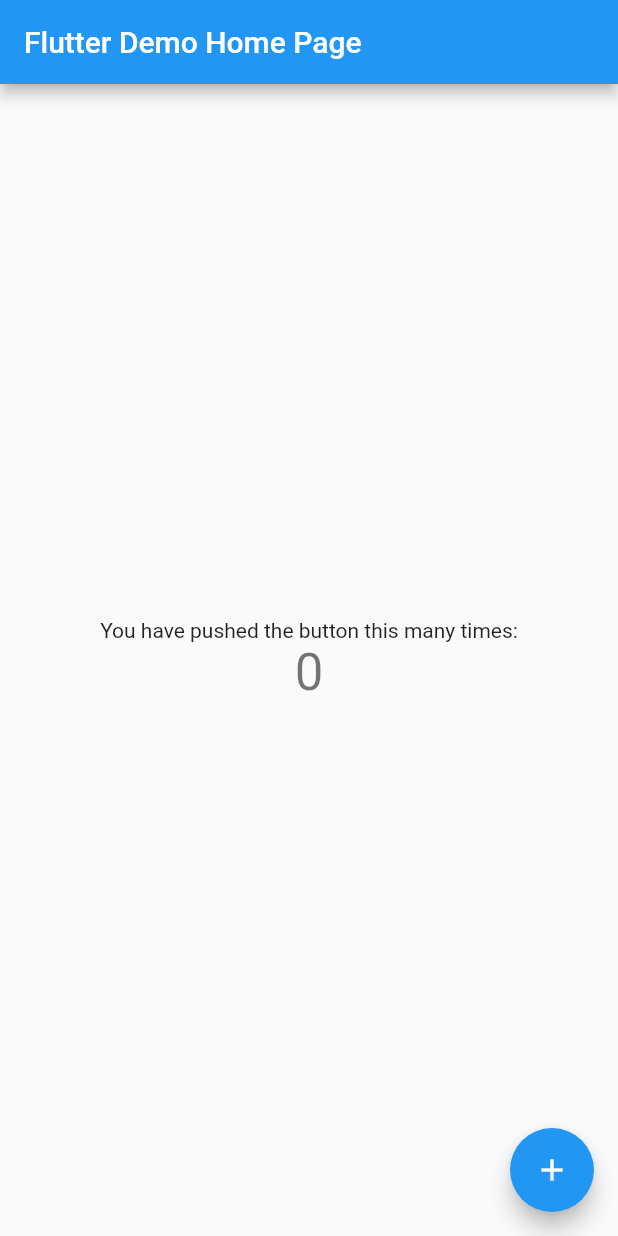
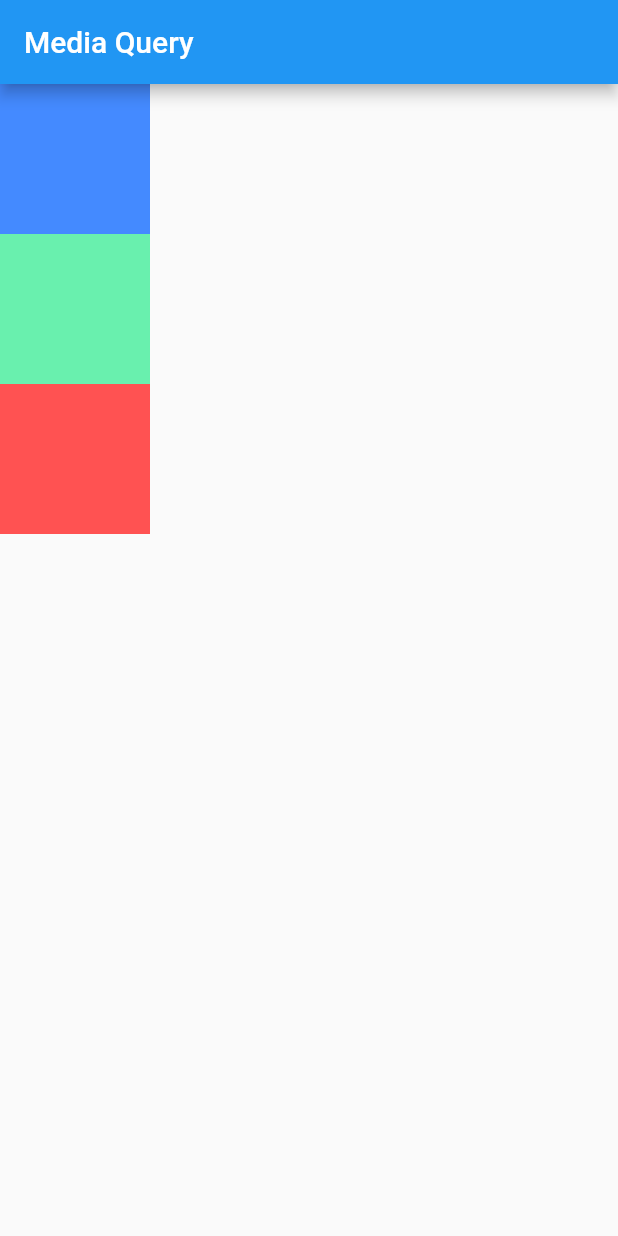
Before and after one commit to mumuhkustino/ngoding_flutter, a Flutter app: the screen it shows after launch, on a phone screen of 412 x 824 dp. Run offline on Flutter 3.47's test engine with Material 2 defaults, Android fonts, the phone set to English and light mode, and no system bars.

Commit message:
Create Media Query
Menambahkan Media Query

```diff
--- a/lib/main.dart
+++ b/lib/main.dart
@@ -2,110 +2,47 @@ import 'package:flutter/material.dart';
 
 void main() => runApp(MyApp());
 
-class MyApp extends StatelessWidget {
-  // This widget is the root of your application.
+class MyApp extends StatefulWidget {
+  @override
+  _MyAppState createState() => _MyAppState();
+}
+
+class _MyAppState extends State<MyApp> {
   @override
   Widget build(BuildContext context) {
     return MaterialApp(
-      title: 'Flutter Demo',
-      theme: ThemeData(
-        // This is the theme of your application.
-        //
-        // Try running your application with "flutter run". You'll see the
-        // application has a blue toolbar. Then, without quitting the app, try
-        // changing the primarySwatch below to Colors.green and then invoke
-        // "hot reload" (press "r" in the console where you ran "flutter run",
-        // or simply save your changes to "hot reload" in a Flutter IDE).
-        // Notice that the counter didn't reset back to zero; the application
-        // is not restarted.
-        primarySwatch: Colors.blue,
-      ),
-      home: MyHomePage(title: 'Flutter Demo Home Page'),
+      home: MainPage(),
     );
   }
 }
 
-class MyHomePage extends StatefulWidget {
-  MyHomePage({Key key, this.title}) : super(key: key);
-
-  // This widget is the home page of your application. It is stateful, meaning
-  // that it has a State object (defined below) that contains fields that affect
-  // how it looks.
-
-  // This class is the configuration for the state. It holds the values (in this
-  // case the title) provided by the parent (in this case the App widget) and
-  // used by the build method of the State. Fields in a Widget subclass are
-  // always marked "final".
-
-  final String title;
-
+class MainPage extends StatelessWidget {
   @override
-  _MyHomePageState createState() => _MyHomePageState();
-}
-
-class _MyHomePageState extends State<MyHomePage> {
-  int _counter = 0;
-
-  void _incrementCounter() {
-    setState(() {
-      // This call to setState tells the Flutter framework that something has
-      // changed in this State, which causes it to rerun the build method below
-      // so that the display can reflect the updated values. If we changed
-      // _counter without calling setState(), then the build method would not be
-      // called again, and so nothing would appear to happen.
-      _counter++;
-    });
+  Widget build(BuildContext context) {
+    return Scaffold(
+        appBar: AppBar(
+          title: Text("Media Query"),
+        ),
+        body: (MediaQuery.of(context).orientation == Orientation.portrait)
+            ? Column(
+                children: generateContainers(),
+              )
+            : Row(children: generateContainers()));
   }
 
-  @override
-  Widget build(BuildContext context) {
-    // This method is rerun every time setState is called, for instance as done
-    // by the _incrementCounter method above.
-    //
-    // The Flutter framework has been optimized to make rerunning build methods
-    // fast, so that you can just rebuild anything that needs updating rather
-    // than having to individually change instances of widgets.
-    return Scaffold(
-      appBar: AppBar(
-        // Here we take the value from the MyHomePage object that was created by
-        // the App.build method, and use it to set our appbar title.
-        title: Text(widget.title),
+  List<Widget> generateContainers() {
+    return <Widget>[
+      Container(
+        color: Colors.blueAccent,
+        width: 100,
+        height: 100,
       ),
-      body: Center(
-        // Center is a layout widget. It takes a single child and positions it
-        // in the middle of the parent.
-        child: Column(
-          // Column is also a layout widget. It takes a list of children and
-          // arranges them vertically. By default, it sizes itself to fit its
-          // children horizontally, and tries to be as tall as its parent.
-          //
-          // Invoke "debug painting" (press "p" in the console, choose the
-          // "Toggle Debug Paint" action from the Flutter Inspector in Android
-          // Studio, or the "Toggle Debug Paint" command in Visual Studio Code)
-          // to see the wireframe for each widget.
-          //
-          // Column has various properties to control how it sizes itself and
-          // how it positions its children. Here we use mainAxisAlignment to
-          // center the children vertically; the main axis here is the vertical
-          // axis because Columns are vertical (the cross axis would be
-          // horizontal).
-          mainAxisAlignment: MainAxisAlignment.center,
-          children: <Widget>[
-            Text(
-              'You have pushed the button this many times:',
-            ),
-            Text(
-              '$_counter',
-              style: Theme.of(context).textTheme.headline4,
-            ),
-          ],
-        ),
+      Container(
+        color: Colors.greenAccent,
+        width: 100,
+        height: 100,
       ),
-      floatingActionButton: FloatingActionButton(
-        onPressed: _incrementCounter,
-        tooltip: 'Increment',
-        child: Icon(Icons.add),
-      ), // This trailing comma makes auto-formatting nicer for build methods.
-    );
+      Container(color: Colors.redAccent, width: 100, height: 100),
+    ];
   }
 }
```
